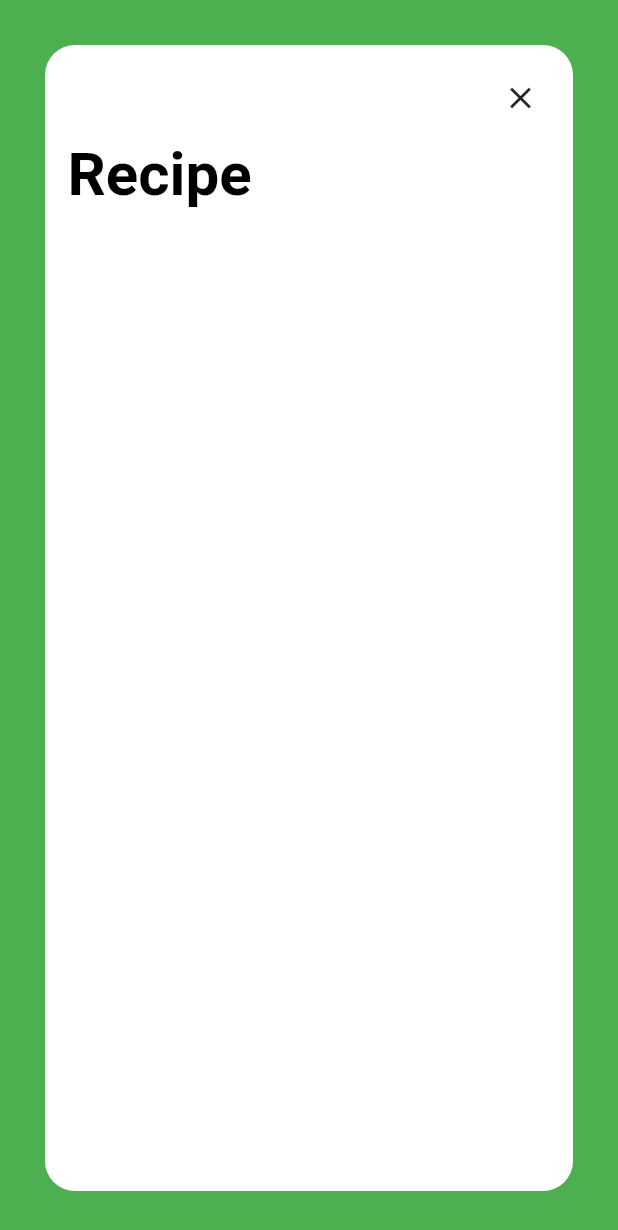
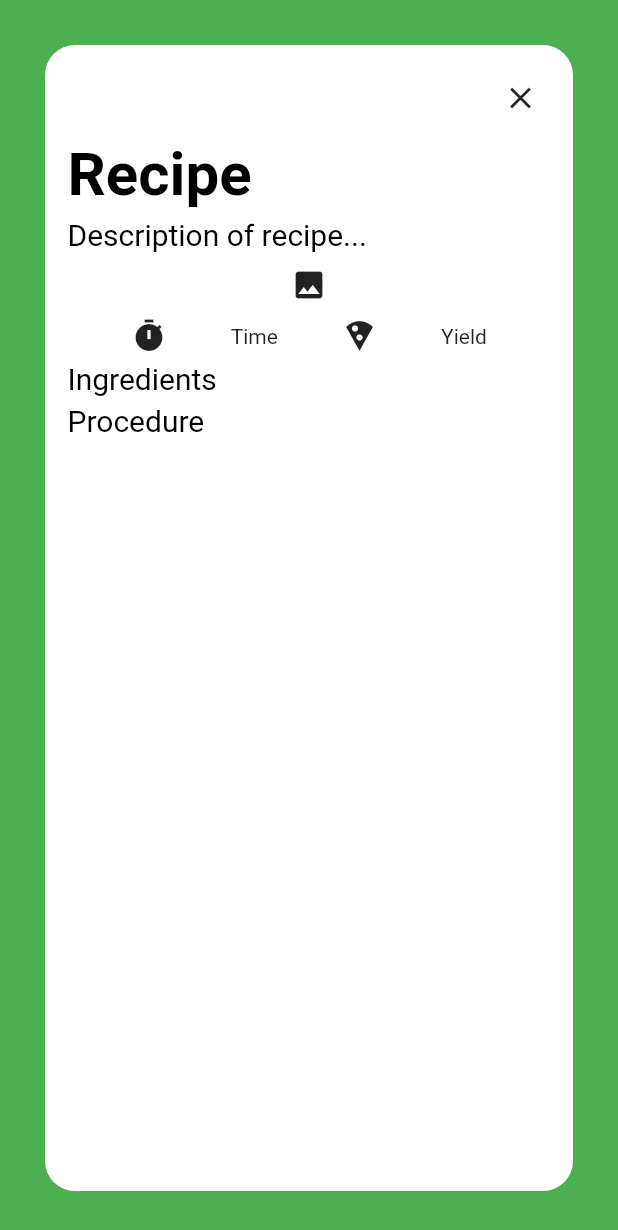
Before and after one commit to christopherlam888/recipe-ready-frontend, a Flutter app: the Recipe screen opened by its route, on a phone screen of 412 x 824 dp. Shown: the top 1230 px of the screen. Run offline on Flutter 3.47's test engine with Material 2 defaults, Android fonts, the phone set to English and light mode, and no system bars; our stand-ins replace flutter_slidable, grouped_list.

Commit message:
begun formatting recipe

```diff
--- a/lib/recipe.dart
+++ b/lib/recipe.dart
@@ -42,6 +42,43 @@ class _RecipeState extends State<Recipe> {
                       color: Colors.black,
                     )
                 ),
+                SizedBox(height: 5.0),
+                Text(
+                  "Description of recipe...",
+                  style: TextStyle(
+                    fontSize: 20.0,
+                    color: Colors.black,
+                  ),
+                ),
+                Padding(
+                  padding: const EdgeInsets.symmetric(vertical: 10.0),
+                  child: Center(child: Icon(Icons.image)),
+                ),
+                Row(
+                  mainAxisAlignment: MainAxisAlignment.spaceEvenly,
+                  children: [
+                    Icon(Icons.timer),
+                    Text("Time"),
+                    Icon(Icons.local_pizza),
+                    Text("Yield"),
+                  ],
+                ),
+                SizedBox(height: 5.0),
+                Text(
+                    "Ingredients",
+                    style: TextStyle(
+                      fontSize: 20.0,
+                      color: Colors.black,
+                    )
+                ),
+                SizedBox(height: 5.0),
+                Text(
+                    "Procedure",
+                    style: TextStyle(
+                      fontSize: 20.0,
+                      color: Colors.black,
+                    )
+                ),
               ],
             ),
           ),
```
